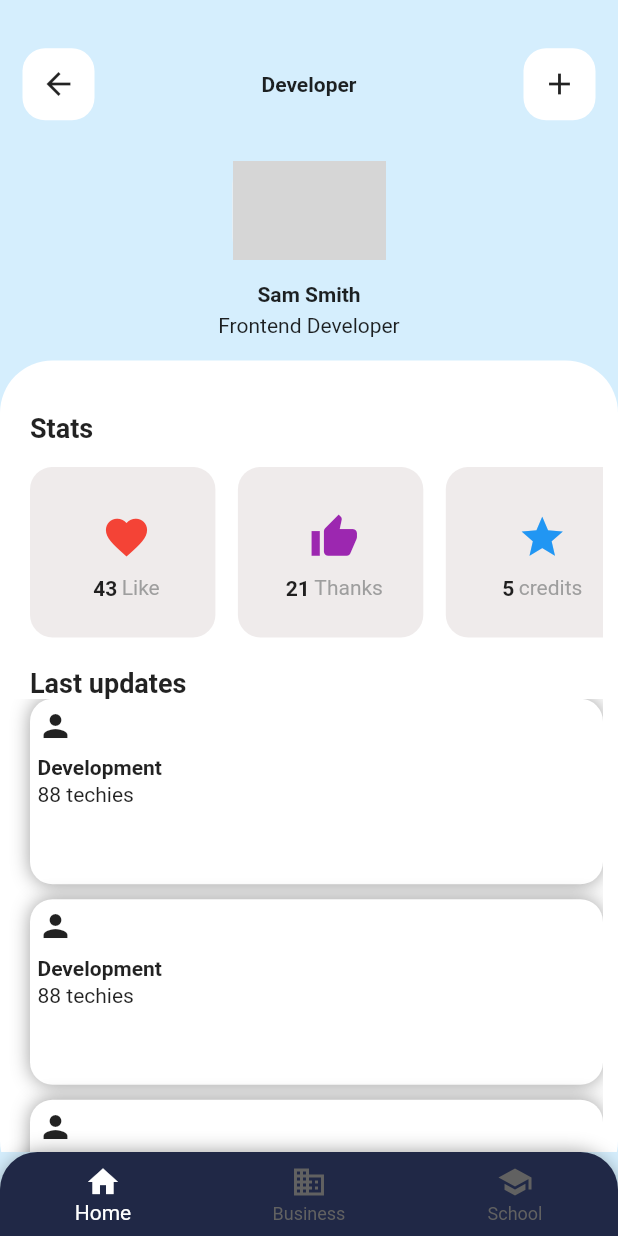
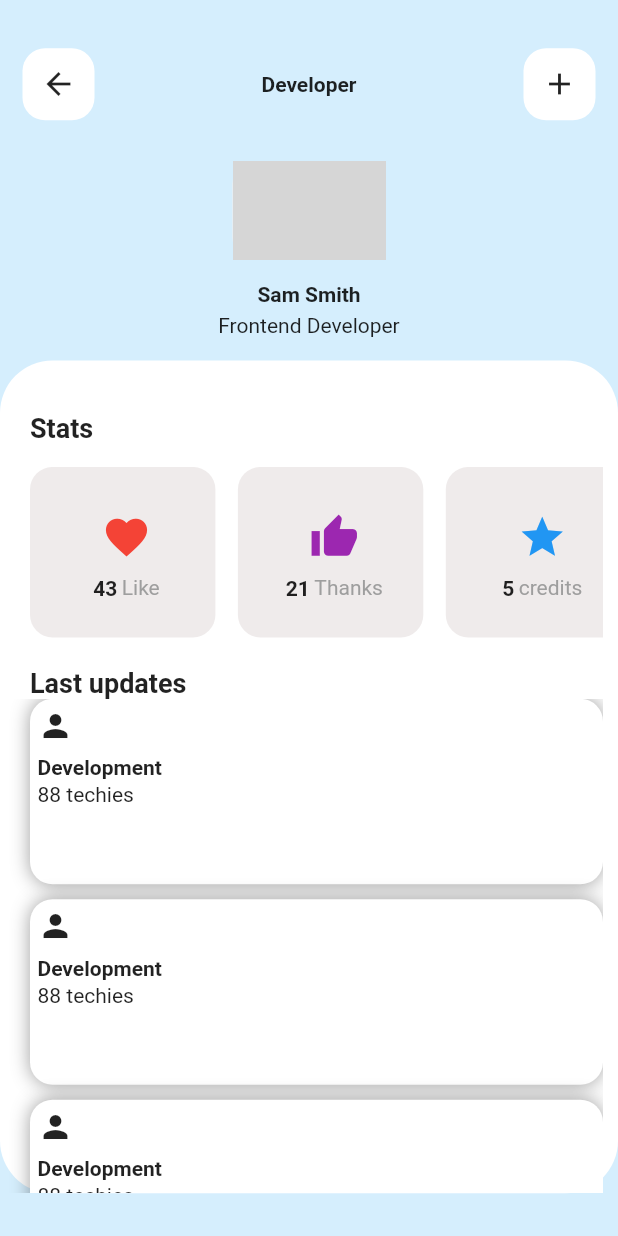
Before and after one commit to Blackterm/altogic_app, a Flutter app: the ProfilView screen opened directly, on a phone screen of 412 x 824 dp. Run offline on Flutter 3.47's test engine with Material 2 defaults, Android fonts, the phone set to English and light mode, and no system bars; our stand-ins replace flutter_clean_architecture; network calls fail; grey boxes are pictures that could not be loaded.

Commit message:
added navbar page change

```diff
--- a/altogic_app/lib/main.dart
+++ b/altogic_app/lib/main.dart
@@ -1,21 +1,71 @@
 import 'package:altogic_app/src/app/pages/home/home_view.dart';
+import 'package:altogic_app/src/app/pages/profil/profil_view.dart';
 import 'package:flutter/material.dart';
-
-import 'src/app/pages/profil/profil_view.dart';
 
 void main() async {
   runApp(const MyApp());
 }
 
-class MyApp extends StatelessWidget {
+class MyApp extends StatefulWidget {
   const MyApp({Key? key}) : super(key: key);
+
+  @override
+  State<MyApp> createState() => _MyAppState();
+}
+
+class _MyAppState extends State<MyApp> {
+  int _selectedIndex = 0;
+  List<Widget> _pages = <Widget>[
+    HomeView(),
+    ProfilView(),
+  ];
+  void _onItemTApped(int index) {
+    setState(() {
+      _selectedIndex = index;
+    });
+  }
 
   @override
   Widget build(BuildContext context) {
     return MaterialApp(
       title: "Altogic App",
       debugShowCheckedModeBanner: false,
-      home: HomeView(),
+      home: Scaffold(
+        body: Center(
+          child: _pages[_selectedIndex],
+        ),
+        bottomNavigationBar: Container(
+          decoration: BoxDecoration(
+            borderRadius: BorderRadius.only(topRight: Radius.circular(30), topLeft: Radius.circular(30)),
+            boxShadow: [
+              BoxShadow(color: Colors.black38, spreadRadius: 0, blurRadius: 10),
+            ],
+          ),
+          child: ClipRRect(
+            borderRadius: BorderRadius.only(
+              topLeft: Radius.circular(25.0),
+              topRight: Radius.circular(25.0),
+            ),
+            child: BottomNavigationBar(
+              currentIndex: _selectedIndex,
+              onTap: _onItemTApped,
+              unselectedItemColor: Colors.grey[700],
+              selectedItemColor: Colors.white,
+              backgroundColor: Color(0xff202846),
+              items: const <BottomNavigationBarItem>[
+                BottomNavigationBarItem(
+                  icon: Icon(Icons.home),
+                  label: 'Home',
+                ),
+                BottomNavigationBarItem(
+                  icon: Icon(Icons.business),
+                  label: 'Business',
+                ),
+              ],
+            ),
+          ),
+        ),
+      ),
     );
   }
 }
--- a/altogic_app/lib/src/app/pages/home/home_view.dart
+++ b/altogic_app/lib/src/app/pages/home/home_view.dart
@@ -92,40 +92,6 @@ class _HomeViewState extends ViewState<HomeView, HomeController> {
               ),
             ),
           ],
-        ),
-      ),
-      bottomNavigationBar: Container(
-        decoration: BoxDecoration(
-          borderRadius: BorderRadius.only(
-              topRight: Radius.circular(30), topLeft: Radius.circular(30)),
-          boxShadow: [
-            BoxShadow(color: Colors.black38, spreadRadius: 0, blurRadius: 10),
-          ],
-        ),
-        child: ClipRRect(
-          borderRadius: BorderRadius.only(
-            topLeft: Radius.circular(25.0),
-            topRight: Radius.circular(25.0),
-          ),
-          child: BottomNavigationBar(
-            unselectedItemColor: Colors.grey[700],
-            selectedItemColor: Colors.white,
-            backgroundColor: Color(0xff202846),
-            items: const <BottomNavigationBarItem>[
-              BottomNavigationBarItem(
-                icon: Icon(Icons.home),
-                label: 'Home',
-              ),
-              BottomNavigationBarItem(
-                icon: Icon(Icons.business),
-                label: 'Business',
-              ),
-              BottomNavigationBarItem(
-                icon: Icon(Icons.school),
-                label: 'School',
-              ),
-            ],
-          ),
         ),
       ),
     );
@@ -251,8 +217,7 @@ class DepartmentsContainer extends StatelessWidget {
     Size size = MediaQuery.of(context).size;
     EdgeInsets padding = MediaQuery.of(context).padding;
     return Padding(
-      padding:
-          EdgeInsets.fromLTRB(padding.left + 15, 0, 0, padding.bottom + 10),
+      padding: EdgeInsets.fromLTRB(padding.left + 15, 0, 0, padding.bottom + 10),
       child: Container(
         height: size.height * 0.15,
         width: size.width * 0.3,
--- a/altogic_app/lib/src/app/pages/profil/profil_view.dart
+++ b/altogic_app/lib/src/app/pages/profil/profil_view.dart
@@ -132,40 +132,6 @@ class _ProfilViewState extends ViewState<ProfilView, ProfilController> {
           ],
         ),
       ),
-      bottomNavigationBar: Container(
-        decoration: BoxDecoration(
-          borderRadius: BorderRadius.only(
-              topRight: Radius.circular(30), topLeft: Radius.circular(30)),
-          boxShadow: [
-            BoxShadow(color: Colors.black38, spreadRadius: 0, blurRadius: 10),
-          ],
-        ),
-        child: ClipRRect(
-          borderRadius: BorderRadius.only(
-            topLeft: Radius.circular(25.0),
-            topRight: Radius.circular(25.0),
-          ),
-          child: BottomNavigationBar(
-            unselectedItemColor: Colors.grey[700],
-            selectedItemColor: Colors.white,
-            backgroundColor: Color(0xff202846),
-            items: const <BottomNavigationBarItem>[
-              BottomNavigationBarItem(
-                icon: Icon(Icons.home),
-                label: 'Home',
-              ),
-              BottomNavigationBarItem(
-                icon: Icon(Icons.business),
-                label: 'Business',
-              ),
-              BottomNavigationBarItem(
-                icon: Icon(Icons.school),
-                label: 'School',
-              ),
-            ],
-          ),
-        ),
-      ),
     );
   }
 }
@@ -285,8 +251,7 @@ class StatsContainer extends StatelessWidget {
     Size size = MediaQuery.of(context).size;
     EdgeInsets padding = MediaQuery.of(context).padding;
     return Padding(
-      padding:
-          EdgeInsets.fromLTRB(padding.left + 15, 0, 0, padding.bottom + 10),
+      padding: EdgeInsets.fromLTRB(padding.left + 15, 0, 0, padding.bottom + 10),
       child: Container(
         height: size.height * 0.15,
         width: size.width * 0.3,
@@ -326,8 +291,7 @@ class StatsContainer extends StatelessWidget {
                   padding: const EdgeInsets.only(left: 3),
                   child: Text(
                     departmentName,
-                    style: TextStyle(
-                        fontWeight: FontWeight.normal, color: Colors.grey),
+                    style: TextStyle(fontWeight: FontWeight.normal, color: Colors.grey),
                   ),
                 ),
               ],
@@ -349,17 +313,14 @@ class DepartmentsContainer extends StatelessWidget {
     Size size = MediaQuery.of(context).size;
     EdgeInsets padding = MediaQuery.of(context).padding;
     return Padding(
-      padding:
-          EdgeInsets.fromLTRB(padding.left + 15, 0, 0, padding.bottom + 10),
+      padding: EdgeInsets.fromLTRB(padding.left + 15, 0, 0, padding.bottom + 10),
       child: Container(
         height: size.height * 0.15,
         width: size.width * 0.3,
-        decoration: BoxDecoration(
-            color: Color(0xffffffff),
-            borderRadius: BorderRadius.circular(15),
-            boxShadow: [
-              BoxShadow(color: Colors.black38, spreadRadius: 0, blurRadius: 10),
-            ]),
+        decoration:
+            BoxDecoration(color: Color(0xffffffff), borderRadius: BorderRadius.circular(15), boxShadow: [
+          BoxShadow(color: Colors.black38, spreadRadius: 0, blurRadius: 10),
+        ]),
         child: Column(
           crossAxisAlignment: CrossAxisAlignment.start,
           children: [
```
